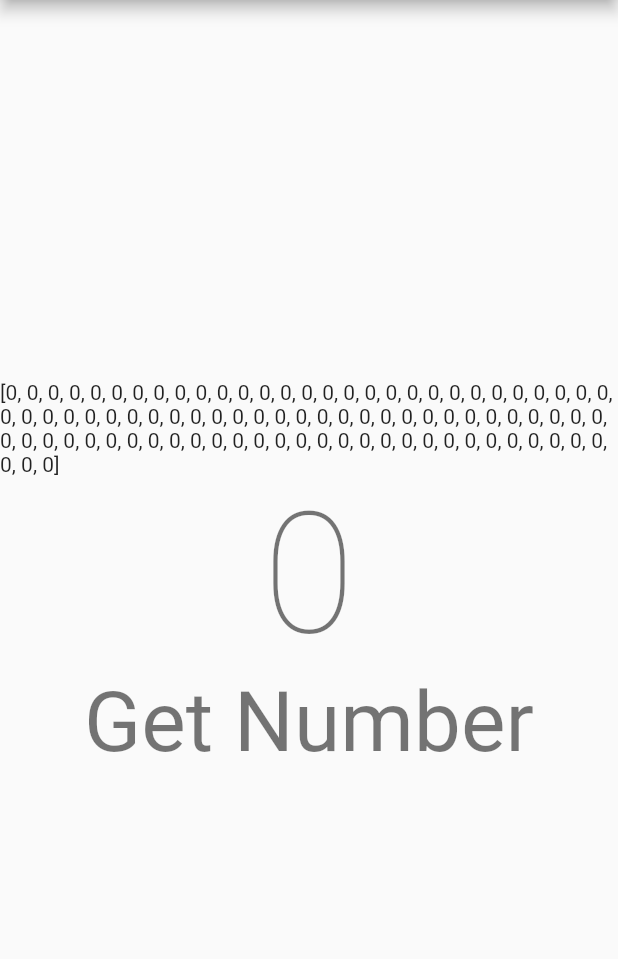
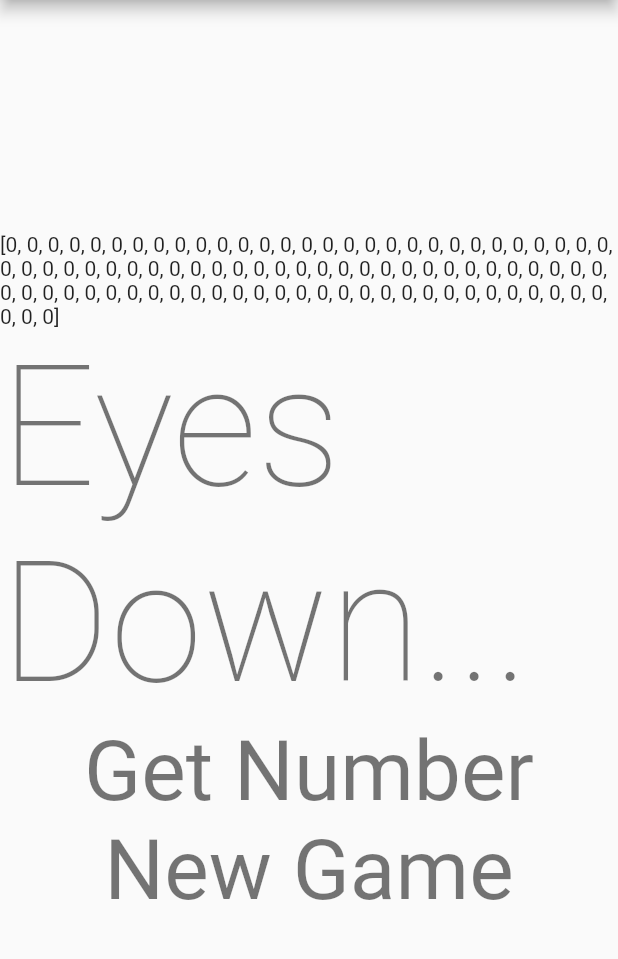
Before and after one commit to waspyfaeleith/flutter_dart_bingo_machine, a Flutter app: the screen it shows after launch, on a phone screen of 412 x 824 dp, the part 84-1043 px from its top. Run offline on Flutter 3.47's test engine with Material 2 defaults, Android fonts, the phone set to English and light mode, and no system bars.

Commit message:
can now reset and start a new game

```diff
--- a/lib/main.dart
+++ b/lib/main.dart
@@ -55,8 +55,12 @@ class _MyHomePageState extends State<MyHomePage> {
   int calledNumber = 0;
 
   void _reset() {
-    numbers = new List<int>.generate(90, (i) => i + 1);
-    calledNumbers = List.filled(90, 0);
+    setState(() {
+      numbers = new List<int>.generate(90, (i) => i + 1);
+      calledNumbers = List.filled(90, 0);
+      calledNumber = 0;
+    });
+
   }
 
   void _incrementCounter() {
@@ -118,7 +122,7 @@ class _MyHomePageState extends State<MyHomePage> {
               '$calledNumbers',
             ),
             Text(
-              '$calledNumber',
+              calledNumber == 0  ? 'Eyes Down...' : '$calledNumber',
               style: Theme.of(context).textTheme.headline1,
             ),
             FlatButton(
@@ -127,6 +131,12 @@ class _MyHomePageState extends State<MyHomePage> {
                 _getNextNumber();
               }
             ),
+            FlatButton(
+                child: Text('New Game', style: Theme.of(context).textTheme.headline2,),
+                onPressed: () {
+                  _reset();
+                }
+            ),
           ],
         ),
       ),
```
